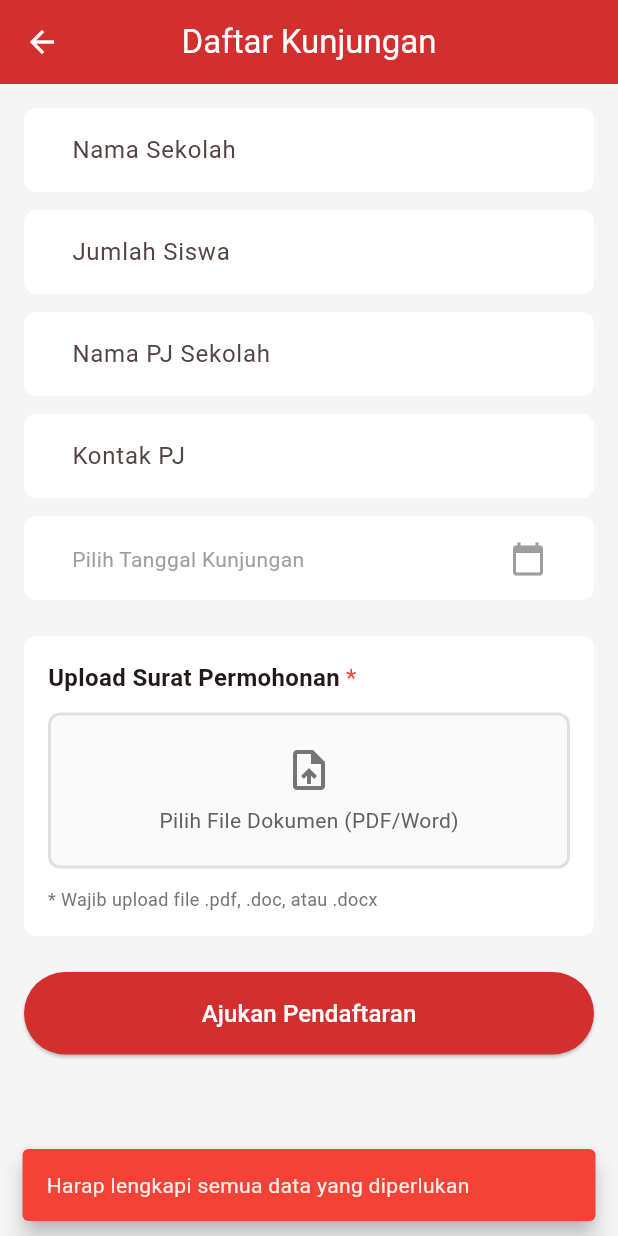
After one commit to jamilah1504/Mobile-Damkar, a Flutter app: the DaftarKunjunganScreen screen opened directly, after a tap on "Ajukan Pendaftaran", on a phone screen of 412 x 824 dp. The commit adds this screen. Run offline on Flutter 3.47's test engine with Material 3 defaults, Android fonts, the phone set to English and light mode, and no system bars; our stand-ins replace chewie, dio, file_picker, fl_chart, flutter_map, geolocator and 5 more; missing offline and left inert: flutter_sound; accounts and stored records are empty.

Commit message:
kunjungan app

```diff
--- a/lib/main.dart
+++ b/lib/main.dart
@@ -1,4 +1,5 @@
 import 'package:flutter/material.dart';
+import 'package:flutter_localizations/flutter_localizations.dart';
 // Impor HomeScreen yang umum (pastikan path dan nama file benar)
 import 'screens/home.dart';
 
@@ -22,6 +23,16 @@ class MyApp extends StatelessWidget {
       home: const HomeScreen(),
       // --- AKHIR PERUBAHAN ---
       debugShowCheckedModeBanner: false,
+      // Tambahkan localizations untuk DatePicker dan widget lainnya
+      localizationsDelegates: [
+        GlobalMaterialLocalizations.delegate,
+        GlobalWidgetsLocalizations.delegate,
+        GlobalCupertinoLocalizations.delegate,
+      ],
+      supportedLocales: const [
+        Locale('en', 'US'), // English (default)
+        Locale('id', 'ID'), // Bahasa Indonesia
+      ],
     );
   }
 }
--- /dev/null
+++ b/lib/screens/masyarakat/DaftarKunjungan.dart
@@ -0,0 +1,469 @@
+import 'package:flutter/material.dart';
+import 'package:flutter/foundation.dart' show kIsWeb;
+import 'dart:io' show Platform;
+import 'package:flutter/services.dart'; // <-- BARU: Untuk FilteringTextInputFormatter
+import 'package:dio/dio.dart';
+import 'package:file_picker/file_picker.dart';
+import 'package:shared_preferences/shared_preferences.dart';
+import 'package:intl/intl.dart';
+
+class DaftarKunjunganScreen extends StatefulWidget {
+  const DaftarKunjunganScreen({Key? key}) : super(key: key);
+
+  @override
+  State<DaftarKunjunganScreen> createState() => _DaftarKunjunganScreenState();
+}
+
+class _DaftarKunjunganScreenState extends State<DaftarKunjunganScreen> {
+  // Controllers
+  final TextEditingController _namaSekolahController = TextEditingController();
+  final TextEditingController _jumlahSiswaController = TextEditingController();
+  final TextEditingController _pjSekolahController = TextEditingController();
+  final TextEditingController _kontakPjController = TextEditingController();
+  final TextEditingController _tanggalController = TextEditingController();
+
+  // State
+  DateTime? _selectedDate;
+  List<PlatformFile> _selectedFiles = [];
+  bool _isSubmitting = false;
+
+  final Dio _dio = Dio();
+
+  // [LOGIKA URL DINAMIS]
+  // Menyesuaikan URL backend berdasarkan platform (Web vs Android Emulator)
+  String get _baseUrl {
+    if (kIsWeb) return 'http://localhost:5000/api';
+    try {
+      if (Platform.isAndroid) return 'http://10.0.2.2:5000/api';
+    } catch (e) {
+      return 'http://localhost:5000/api';
+    }
+    return 'http://localhost:5000/api';
+  }
+
+  @override
+  void dispose() {
+    _namaSekolahController.dispose();
+    _jumlahSiswaController.dispose();
+    _pjSekolahController.dispose();
+    _kontakPjController.dispose();
+    _tanggalController.dispose();
+    super.dispose();
+  }
+
+  // Format tanggal ke bahasa Indonesia
+  String _formatDateToIndonesian(DateTime date) {
+    try {
+      final DateFormat formatter = DateFormat('EEEE, d MMMM yyyy', 'id_ID');
+      return formatter.format(date);
+    } catch (e) {
+      return DateFormat('yyyy-MM-dd').format(date);
+    }
+  }
+
+  // Pilih tanggal
+  Future<void> _selectDate() async {
+    if (!mounted) return;
+
+    final DateTime? picked = await showDatePicker(
+      context: context,
+      initialDate: _selectedDate ?? DateTime.now(),
+      firstDate: DateTime.now(),
+      lastDate: DateTime.now().add(const Duration(days: 365)),
+      builder: (context, child) {
+        return Theme(
+          data: Theme.of(context).copyWith(
+            colorScheme: const ColorScheme.light(
+              primary: Color(0xFFD32F2F),
+              onPrimary: Colors.white,
+              surface: Colors.white,
+              onSurface: Colors.black87,
+            ),
+          ),
+          child: child!,
+        );
+      },
+    );
+
+    if (picked != null && picked != _selectedDate && mounted) {
+      setState(() {
+        _selectedDate = picked;
+        // Format YYYY-MM-DD sesuai database SQL
+        _tanggalController.text = DateFormat('yyyy-MM-dd').format(picked);
+      });
+    }
+  }
+
+  // Pilih file dokumen
+  Future<void> _pickFiles() async {
+    try {
+      // withData: true SANGAT PENTING untuk Web agar bytes terbaca
+      FilePickerResult? result = await FilePicker.platform.pickFiles(
+        type: FileType.custom,
+        allowedExtensions: ['pdf', 'doc', 'docx'],
+        allowMultiple: true,
+        withData: true,
+      );
+
+      if (result != null) {
+        // Filter ekstensi valid
+        final validFiles = result.files.where((file) {
+          final ext = file.extension?.toLowerCase() ?? '';
+          return ['pdf', 'doc', 'docx'].contains(ext);
+        }).toList();
+
+        if (validFiles.isEmpty) {
+          _showSnackBar('Format file tidak didukung. Gunakan PDF/Word.', isError: true);
+          return;
+        }
+
+        setState(() {
+          _selectedFiles.addAll(validFiles);
+        });
+      }
+    } catch (e) {
+      debugPrint('Error pick files: $e');
+      _showSnackBar('Gagal memilih file. Izin akses mungkin ditolak.', isError: true);
+    }
+  }
+
+  void _removeFile(int index) {
+    setState(() {
+      _selectedFiles.removeAt(index);
+    });
+  }
+
+  // Validasi format angka 10-15 digit
+  bool _isValidPhone(String phone) {
+    final phoneRegex = RegExp(r'^[0-9]{10,15}$');
+    return phoneRegex.hasMatch(phone);
+  }
+
+  // --- FUNGSI SUBMIT DENGAN PERBAIKAN FILE UPLOAD ---
+  Future<void> _submitForm() async {
+    // 1. Validasi Input
+    if (_namaSekolahController.text.isEmpty ||
+        _jumlahSiswaController.text.isEmpty ||
+        _pjSekolahController.text.isEmpty ||
+        _kontakPjController.text.isEmpty ||
+        _selectedDate == null) {
+      _showSnackBar('Harap lengkapi semua data yang diperlukan', isError: true);
+      return;
+    }
+
+    if (_selectedFiles.isEmpty) {
+      _showSnackBar('Wajib mengupload Surat Permohonan (PDF/Word)!', isError: true);
+      return;
+    }
+
+    if (!_isValidPhone(_kontakPjController.text)) {
+      _showSnackBar('Format nomor telepon tidak valid (10-15 angka).', isError: true);
+      return;
+    }
+
+    setState(() => _isSubmitting = true);
+
+    try {
+      // 2. Ambil Token
+      final SharedPreferences prefs = await SharedPreferences.getInstance();
+      final String? token = prefs.getString('token') ?? prefs.getString('authToken');
+
+      if (token == null || token.isEmpty) {
+        throw Exception('AUTH_ERROR');
+      }
+
+      // 3. Siapkan FormData
+      FormData formData = FormData.fromMap({
+        'namaSekolah': _namaSekolahController.text,
+        'jumlahSiswa': _jumlahSiswaController.text,
+        'tanggal': _tanggalController.text,
+        'pjSekolah': _pjSekolahController.text,
+        'kontakPj': _kontakPjController.text,
+      });
+
+      // 4. Attach Files (FIXED LOGIC)
+      for (var file in _selectedFiles) {
+        MultipartFile multipartFile;
+
+        if (kIsWeb) {
+          // [WEB] Gunakan BYTES. Jangan akses .path!
+          if (file.bytes != null) {
+            multipartFile = MultipartFile.fromBytes(
+              file.bytes!,
+              filename: file.name,
+            );
+          } else {
+             continue;
+          }
+        } else {
+          // [MOBILE] Gunakan PATH agar hemat memori
+          if (file.path != null) {
+            multipartFile = await MultipartFile.fromFile(
+              file.path!,
+              filename: file.name,
+            );
+          } else {
+             // Fallback
+             multipartFile = MultipartFile.fromBytes(
+                file.bytes ?? [],
+                filename: file.name,
+             );
+          }
+        }
+
+        formData.files.add(MapEntry('suratFiles', multipartFile));
+      }
+
+      // 5. Kirim Request
+      final response = await _dio.post(
+        '$_baseUrl/kunjungan',
+        data: formData,
+        options: Options(
+          headers: {
+            'Authorization': 'Bearer $token',
+            'Accept': 'application/json',
+          },
+          sendTimeout: const Duration(seconds: 30),
+        ),
+      );
+
+      if (response.statusCode == 200 || response.statusCode == 201) {
+        _showSnackBar('Pendaftaran berhasil diajukan!', isError: false);
+
+        await Future.delayed(const Duration(seconds: 1));
+        if (mounted) Navigator.pop(context);
+      }
+
+    } on DioException catch (e) {
+      String msg = 'Gagal terhubung ke server.';
+
+      if (e.response != null) {
+        if (e.response?.statusCode == 401) {
+          msg = 'Sesi berakhir. Silakan login kembali.';
+           if (mounted) Navigator.pushReplacementNamed(context, '/login');
+        } else if (e.response?.data != null && e.response?.data['msg'] != null) {
+          msg = e.response?.data['msg'];
+        }
+      }
+      _showSnackBar(msg, isError: true);
+
+    } catch (e) {
+      if (e.toString().contains('AUTH_ERROR')) {
+         _showSnackBar('Anda belum login.', isError: true);
+         if(mounted) Navigator.pushReplacementNamed(context, '/login');
+      } else {
+         _showSnackBar('Gagal mengirim data. Periksa koneksi.', isError: true);
+         debugPrint('Error: $e');
+      }
+    } finally {
+      if (mounted) {
+        setState(() => _isSubmitting = false);
+      }
+    }
+  }
+
+  void _showSnackBar(String message, {bool isError = false}) {
+    ScaffoldMessenger.of(context).showSnackBar(
+      SnackBar(
+        content: Text(message),
+        backgroundColor: isError ? Colors.red : Colors.green,
+        behavior: SnackBarBehavior.floating,
+      ),
+    );
+  }
+
+  @override
+  Widget build(BuildContext context) {
+    return Scaffold(
+        backgroundColor: const Color(0xFFF5F5F5),
+        appBar: AppBar(
+            backgroundColor: const Color(0xFFD32F2F),
+            title: const Text('Daftar Kunjungan', style: TextStyle(color: Colors.white)),
+            leading: IconButton(
+                icon: const Icon(Icons.arrow_back, color: Colors.white),
+                onPressed: _isSubmitting ? null : () => Navigator.pop(context),
+            ),
+            centerTitle: true,
+        ),
+        body: SingleChildScrollView(
+            child: Padding(
+                padding: const EdgeInsets.all(16.0),
+                child: Column(
+                    crossAxisAlignment: CrossAxisAlignment.stretch,
+                    children: [
+                        _buildInputContainer(
+                            child: TextField(
+                                controller: _namaSekolahController,
+                                decoration: _inputDecoration('Nama Sekolah'),
+                                enabled: !_isSubmitting,
+                            ),
+                        ),
+                        const SizedBox(height: 12),
+                        _buildInputContainer(
+                            child: TextField(
+                                controller: _jumlahSiswaController,
+                                decoration: _inputDecoration('Jumlah Siswa'),
+                                keyboardType: TextInputType.number,
+                                enabled: !_isSubmitting,
+                            ),
+                        ),
+                        const SizedBox(height: 12),
+                        _buildInputContainer(
+                            child: TextField(
+                                controller: _pjSekolahController,
+                                decoration: _inputDecoration('Nama PJ Sekolah'),
+                                enabled: !_isSubmitting,
+                            ),
+                        ),
+                        const SizedBox(height: 12),
+                        // Kontak PJ DENGAN PEMBATASAN ANGKA
+                        _buildInputContainer(
+                            child: TextField(
+                                controller: _kontakPjController,
+                                decoration: _inputDecoration('Kontak PJ'),
+                                // UBAH keyboardType menjadi number
+                                keyboardType: TextInputType.number,
+                                // TAMBAHKAN inputFormatters ini
+                                inputFormatters: [
+                                  FilteringTextInputFormatter.digitsOnly,
+                                ],
+                                enabled: !_isSubmitting,
+                            ),
+                        ),
+                        const SizedBox(height: 12),
+                        _buildInputContainer(
+                            child: InkWell(
+                                onTap: _isSubmitting ? null : _selectDate,
+                                child: InputDecorator(
+                                    decoration: _inputDecoration(
+                                        _selectedDate != null ? _formatDateToIndonesian(_selectedDate!) : 'Pilih Tanggal Kunjungan',
+                                    ),
+                                    child: Row(
+                                        mainAxisAlignment: MainAxisAlignment.spaceBetween,
+                                        children: [
+                                            Text(
+                                                _selectedDate != null ? _formatDateToIndonesian(_selectedDate!) : 'Pilih Tanggal Kunjungan',
+                                                style: TextStyle(
+                                                    color: _selectedDate != null ? Colors.black87 : Colors.grey,
+                                                ),
+                                            ),
+                                            const Icon(Icons.calendar_today, color: Colors.grey),
+                                        ],
+                                    ),
+                                ),
+                            ),
+                        ),
+                        const SizedBox(height: 24),
+                        _buildUploadSection(),
+                        const SizedBox(height: 24),
+                        SizedBox(
+                            width: double.infinity,
+                            child: ElevatedButton(
+                                onPressed: _isSubmitting ? null : _submitForm,
+                                style: ElevatedButton.styleFrom(
+                                    backgroundColor: const Color(0xFFD32F2F),
+                                    padding: const EdgeInsets.symmetric(vertical: 16),
+                                ),
+                                child: _isSubmitting
+                                    ? const SizedBox(
+                                        height: 20,
+                                        width: 20,
+                                        child: CircularProgressIndicator(color: Colors.white, strokeWidth: 2),
+                                    )
+                                    : const Text(
+                                        'Ajukan Pendaftaran',
+                                        style: TextStyle(color: Colors.white, fontSize: 16),
+                                    ),
+                            ),
+                        ),
+                    ],
+                ),
+            ),
+        ),
+    );
+  }
+
+  Widget _buildInputContainer({required Widget child}) {
+    return Container(
+      decoration: BoxDecoration(color: Colors.white, borderRadius: BorderRadius.circular(8)),
+      padding: const EdgeInsets.symmetric(horizontal: 16),
+      child: child,
+    );
+  }
+
+  InputDecoration _inputDecoration(String hint) {
+    return InputDecoration(
+      hintText: hint,
+      border: InputBorder.none,
+      contentPadding: const EdgeInsets.all(16),
+    );
+  }
+
+  Widget _buildUploadSection() {
+     return Container(
+      decoration: BoxDecoration(
+        color: Colors.white,
+        borderRadius: BorderRadius.circular(8),
+      ),
+      padding: const EdgeInsets.all(16),
+      child: Column(
+        crossAxisAlignment: CrossAxisAlignment.start,
+        children: [
+          Row(
+            children: [
+              const Text('Upload Surat Permohonan', style: TextStyle(fontSize: 16, fontWeight: FontWeight.bold)),
+              const SizedBox(width: 4),
+              const Text('*', style: TextStyle(color: Colors.red, fontSize: 16)),
+            ],
+          ),
+          const SizedBox(height: 12),
+          InkWell(
+            onTap: _isSubmitting ? null : _pickFiles,
+            child: Container(
+              width: double.infinity,
+              padding: const EdgeInsets.symmetric(vertical: 20),
+              decoration: BoxDecoration(
+                border: Border.all(color: Colors.grey.shade300, width: 2),
+                borderRadius: BorderRadius.circular(8),
+                color: Colors.grey.shade50,
+              ),
+              child: Column(
+                children: [
+                  Icon(Icons.upload_file, size: 32, color: Colors.grey.shade600),
+                  const SizedBox(height: 8),
+                  Text('Pilih File Dokumen (PDF/Word)', style: TextStyle(color: Colors.grey.shade700, fontSize: 14)),
+                ],
+              ),
+            ),
+          ),
+          if (_selectedFiles.isNotEmpty) ...[
+            const SizedBox(height: 16),
+            const Text('File Terpilih:', style: TextStyle(fontSize: 14, fontWeight: FontWeight.w500)),
+            const SizedBox(height: 8),
+            ...List.generate(_selectedFiles.length, (index) => _buildFilePreview(index)),
+          ],
+          const SizedBox(height: 12),
+          Text('* Wajib upload file .pdf, .doc, atau .docx', style: TextStyle(fontSize: 12, color: Colors.grey.shade600), textAlign: TextAlign.center),
+        ],
+      ),
+    );
+  }
+
+  Widget _buildFilePreview(int index) {
+    final file = _selectedFiles[index];
+    return Container(
+      margin: const EdgeInsets.only(bottom: 8),
+      padding: const EdgeInsets.all(12),
+      decoration: BoxDecoration(color: Colors.grey.shade100, borderRadius: BorderRadius.circular(8)),
+      child: Row(
+        children: [
+          Icon(Icons.description, color: Colors.grey.shade700),
+          const SizedBox(width: 12),
+          Expanded(child: Text(file.name, style: TextStyle(fontSize: 14, color: Colors.grey.shade800), overflow: TextOverflow.ellipsis)),
+          if (!_isSubmitting)
+            IconButton(icon: const Icon(Icons.close, size: 20), color: Colors.red, onPressed: () => _removeFile(index)),
+        ],
+      ),
+    );
+  }
+}
--- a/lib/screens/masyarakat/home.dart
+++ b/lib/screens/masyarakat/home.dart
@@ -10,6 +10,7 @@ import '../../models/edukasi.dart';
 import '../../methods/api.dart';
 import 'package:shared_preferences/shared_preferences.dart';
 import './laporan/LaporanDarurat.dart';
+import './DaftarKunjungan.dart';
 
 class MasyarakatHomeScreen extends StatefulWidget {
   const MasyarakatHomeScreen({super.key});
@@ -314,9 +315,14 @@ class _MasyarakatHomeScreenState extends State<MasyarakatHomeScreen> {
       {
         'icon': Icons.book,
         'label': 'Daftar\nKunjungan',
-        'action': () => ScaffoldMessenger.of(context).showSnackBar(
-          const SnackBar(content: Text('Navigasi ke Daftar Kunjungan')),
-        ),
+        'action': () {
+          Navigator.push(
+            context,
+            MaterialPageRoute(
+              builder: (context) => const DaftarKunjunganScreen(),
+            ),
+          );
+        },
       },
       {
         'icon': Icons.school,
--- a/pubspec.yaml
+++ b/pubspec.yaml
@@ -30,6 +30,8 @@ environment:
 dependencies:
   flutter:
     sdk: flutter
+  flutter_localizations:
+    sdk: flutter
   dio: ^5.4.3+1
 
 
@@ -45,6 +47,7 @@ dependencies:
   hexcolor: ^3.0.1
   intl: ^0.20.2
   url_launcher: ^6.2.0
+  file_picker: ^8.0.0
 
   video_player: ^2.8.1
   chewie: ^1.7.1
```
Also changed, not shown: pubspec.lock, 1 other file.
